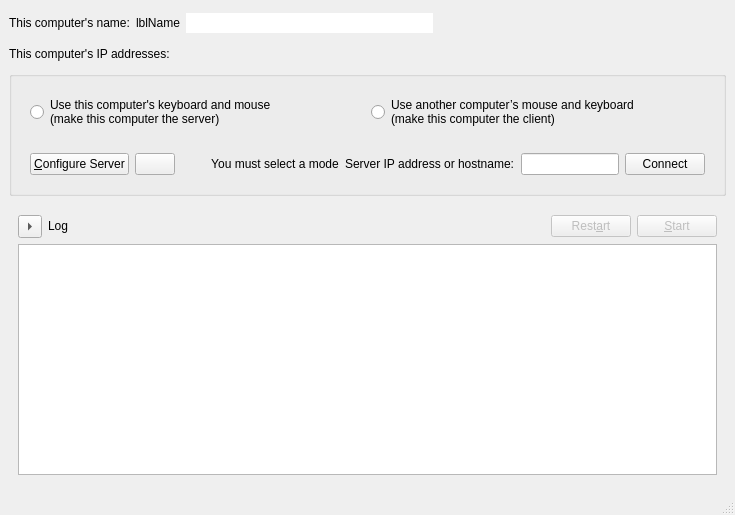
Above: src/lib/gui/MainWindow.ui from deskflow/deskflow before the change. Below: the same form after it.
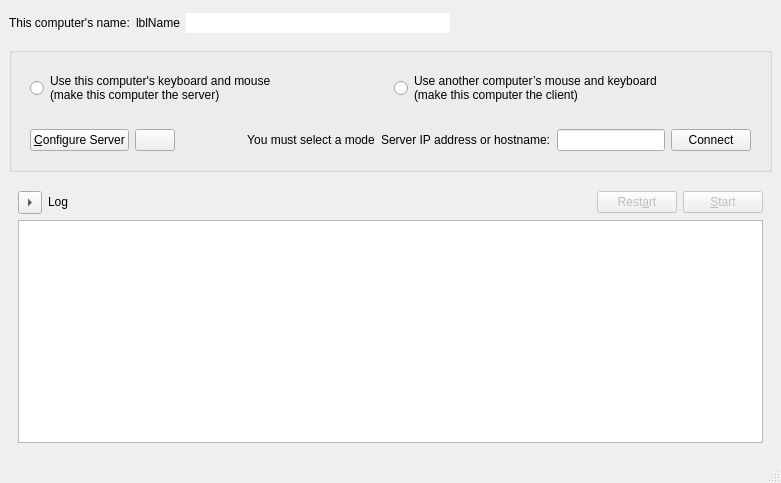
That is the form after the change. Icons and pictures are not drawn.

Commit message: refactor: Mainwindow, adjust how and where the ip address is shown.  - Add a new method updateNetworkInfo to update lblIpAddresses    This method can be hooked to the system network info in the future    when we want to have this be more dynamic.  - Only show the IP address when in server mode.  - When showing the IP address show either the suggested IP or a message the user maybe offline  - Use the linkVisited color to for our error message

Patch:
```diff
--- a/src/lib/gui/MainWindow.ui
+++ b/src/lib/gui/MainWindow.ui
@@ -6,8 +6,8 @@
    <rect>
     <x>0</x>
     <y>0</y>
-    <width>735</width>
-    <height>515</height>
+    <width>781</width>
+    <height>483</height>
    </rect>
   </property>
   <property name="sizePolicy">
@@ -131,15 +131,12 @@
          </property>
          <property name="sizeHint" stdset="0">
           <size>
-           <width>40</width>
+           <width>6</width>
            <height>20</height>
           </size>
          </property>
         </spacer>
        </item>
-      </layout>
-     </widget>
-    </item>
     <item>
      <widget class="QLabel" name="lblIpAddresses">
       <property name="sizePolicy">
@@ -148,12 +145,9 @@
         <verstretch>0</verstretch>
        </sizepolicy>
       </property>
-      <property name="toolTip">
-       <string>&lt;html&gt;&lt;head/&gt;&lt;body&gt;&lt;p&gt;The highlighted IP is the one we think you should use. The server listens on all IPs, so the other IPs may work as well.&lt;/p&gt;&lt;/body&gt;&lt;/html&gt;</string>
-      </property>
-      <property name="text">
-       <string notr="true">This computer's IP addresses:</string>
-      </property>
+        </widget>
+       </item>
+      </layout>
      </widget>
     </item>
     <item>
```
Lines whose indentation alone changed are shown as unchanged. The commit also changes 2 other files.
